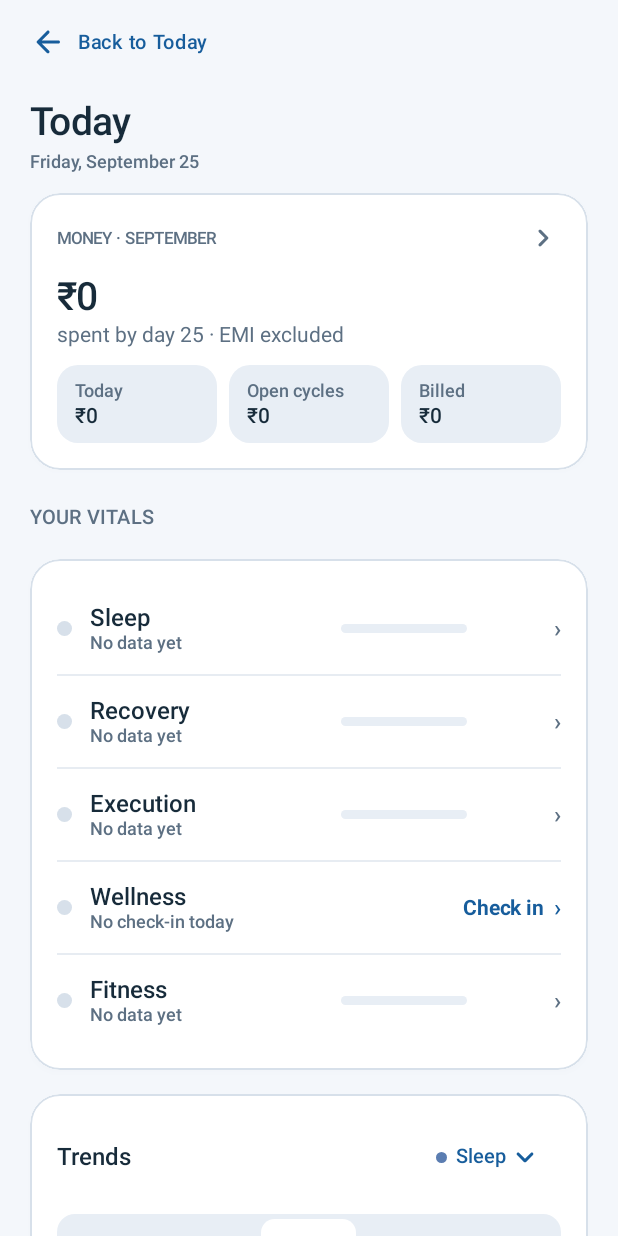
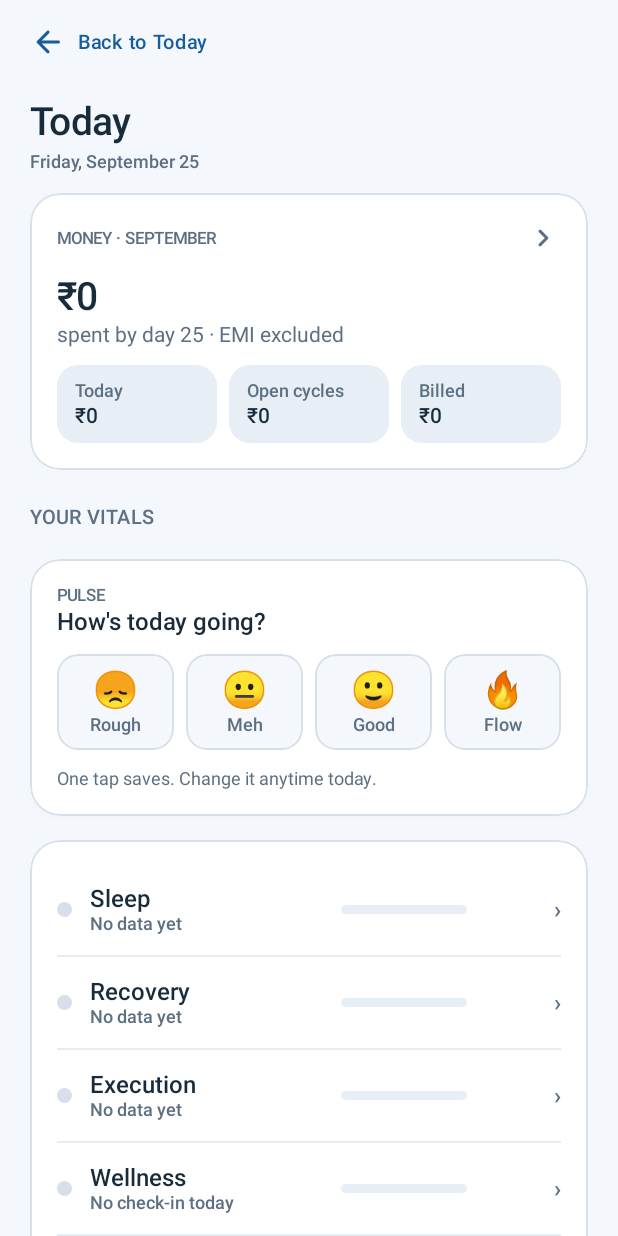
Before and after one commit to ajmalrasi/life_os, an Android app built with Jetpack Compose: the DashboardScreen screen opened through its navigation route, on a phone screen of 412 x 824 dp. Run offline under Robolectric (Android 15) with nearby library versions, the phone set to English and light mode, and no system bars; our stand-ins replace Dagger/Hilt's generated code; network calls fail.

Commit message:
Move the Pulse check-in onto Today and drop its page
The check-in is now a card at the top of Today's vitals: one tap saves or
changes today's pulse, and the optional note has its own Save and Cancel.
The Pulse page and drawer entry are removed, and the evening reminder opens
Today.

```diff
--- a/android/app/src/main/java/com/lifeos/app/data/repository/SettingsRepositoryImpl.kt
+++ b/android/app/src/main/java/com/lifeos/app/data/repository/SettingsRepositoryImpl.kt
@@ -43,7 +43,6 @@ class SettingsRepositoryImpl @Inject constructor(
     private val validStartupDestinations = setOf(
         "money",
         "dashboard",
-        "mood",
         "priority",
         "insights",
         "chat",
--- a/android/app/src/main/java/com/lifeos/app/presentation/LifeOsApp.kt
+++ b/android/app/src/main/java/com/lifeos/app/presentation/LifeOsApp.kt
@@ -22,7 +22,6 @@ import androidx.compose.material.icons.automirrored.rounded.ArrowBack
 import androidx.compose.material.icons.rounded.Menu
 import androidx.compose.material.icons.rounded.AccountBalanceWallet
 import androidx.compose.material.icons.rounded.AutoAwesome
-import androidx.compose.material.icons.rounded.Favorite
 import androidx.compose.material.icons.rounded.Insights
 import androidx.compose.material.icons.rounded.Mail
 import androidx.compose.material.icons.rounded.Tune
@@ -68,7 +67,6 @@ import com.lifeos.app.presentation.insights.InsightsScreen
 import com.lifeos.app.presentation.money.CurrentCycleDetailsScreen
 import com.lifeos.app.presentation.money.MoneyScreen
 import com.lifeos.app.presentation.money.StatementDetailsScreen
-import com.lifeos.app.presentation.mood.MoodScreen
 import com.lifeos.app.presentation.priority.PriorityDetailsScreen
 import com.lifeos.app.presentation.priority.PriorityScreen
 import com.lifeos.app.presentation.settings.MoneySettingsScreen
@@ -81,7 +79,6 @@ import kotlinx.coroutines.launch
 
 enum class Destination(val route: String, val label: String, val icon: ImageVector) {
     DASHBOARD("dashboard", "Today", Icons.Rounded.WbSunny),
-    MOOD("mood", "Pulse", Icons.Rounded.Favorite),
     MONEY("money", "Money", Icons.Rounded.AccountBalanceWallet),
     PRIORITY("priority", "Priority", Icons.Rounded.Mail),
     INSIGHTS("insights", "Insights", Icons.Rounded.Insights),
@@ -94,7 +91,6 @@ internal val navigationDestinations = listOf(
     Destination.DASHBOARD,
     Destination.MONEY,
     Destination.PRIORITY,
-    Destination.MOOD,
     Destination.INSIGHTS,
     Destination.CHAT,
     Destination.TRIPS,
@@ -219,14 +215,12 @@ fun LifeOsApp(
                 }
                 composable(Destination.DASHBOARD.route) {
                     DashboardScreen(
-                        onOpenPulse = { openFromPage(Destination.MOOD) },
                         onOpenMoney = { openFromPage(Destination.MONEY) },
                         onOpenCards = { openFromPage(Destination.MONEY) },
                         onOpenStatement = { id -> navController.navigate("statement/$id") },
                         onOpenTrip = { id -> navController.navigate("trip/$id") },
                     )
                 }
-                composable(Destination.MOOD.route) { MoodScreen() }
                 composable(Destination.PRIORITY.route) {
                     PriorityScreen(onOpenItem = { id -> navController.navigate("priority/$id") })
                 }
@@ -332,7 +326,6 @@ internal fun topLevelDestinationFor(route: String?): Destination? = when {
     route == Destination.TRIPS.route || route.startsWith("trip/") -> Destination.TRIPS
     route == Destination.PRIORITY.route || route.startsWith("priority/") -> Destination.PRIORITY
     route == Destination.DASHBOARD.route -> Destination.DASHBOARD
-    route == Destination.MOOD.route -> Destination.MOOD
     route == Destination.INSIGHTS.route -> Destination.INSIGHTS
     route == Destination.CHAT.route -> Destination.CHAT
     route == Destination.SETTINGS.route || route == SETTINGS_MONEY_ROUTE || route == SETTINGS_TRIPS_ROUTE -> Destination.SETTINGS
@@ -410,8 +403,7 @@ internal fun LifeOsNavigationDrawer(
 }
 
 private fun destinationSupportingText(destination: Destination): String = when (destination) {
-    Destination.DASHBOARD -> "Daily scores"
-    Destination.MOOD -> "Mood check-in"
+    Destination.DASHBOARD -> "Your day at a glance"
     Destination.INSIGHTS -> "Your mentor's take"
     Destination.CHAT -> "Grounded answers"
     Destination.SETTINGS -> "Sync and preferences"
--- a/android/app/src/main/java/com/lifeos/app/presentation/dashboard/DashboardScreen.kt
+++ b/android/app/src/main/java/com/lifeos/app/presentation/dashboard/DashboardScreen.kt
@@ -36,7 +36,6 @@ import java.time.format.DateTimeFormatter
 
 @Composable
 fun DashboardScreen(
-    onOpenPulse: () -> Unit = {},
     onOpenMoney: () -> Unit = {},
     onOpenCards: () -> Unit = {},
     onOpenStatement: (Int) -> Unit = {},
@@ -90,7 +89,20 @@ fun DashboardScreen(
 
             // Put the actionable daily readings ahead of the longer history.
             item { SectionHeader("Your vitals") }
-            item { VitalsCard(history = state.scoreHistory, onCheckIn = onOpenPulse) }
+            item {
+                PulseCheckInCard(
+                    selected = state.todayPulse,
+                    note = state.pulseNote,
+                    noteDirty = state.pulseNoteDirty,
+                    message = state.pulseSavedMessage,
+                    submitting = state.pulseSubmitting,
+                    onSelect = viewModel::submitPulse,
+                    onNoteChange = viewModel::setPulseNote,
+                    onSaveNote = viewModel::savePulseNote,
+                    onDiscardNote = viewModel::discardPulseNote,
+                )
+            }
+            item { VitalsCard(history = state.scoreHistory) }
             item { TrendChart(history = state.scoreHistory) }
 
             if (overview != null && overview.upcoming.isNotEmpty()) {
--- a/android/app/src/main/java/com/lifeos/app/presentation/dashboard/DashboardViewModel.kt
+++ b/android/app/src/main/java/com/lifeos/app/presentation/dashboard/DashboardViewModel.kt
@@ -41,6 +41,10 @@ data class DashboardUiState(
     val todayPulse: DayPulse? = null,
     val pulseSavedMessage: String? = null,
     val pulseSubmitting: Boolean = false,
+    /** Today's check-in note: the draft being typed, else what was saved. */
+    val pulseNote: String = "",
+    /** True when the note field differs from what is saved. */
+    val pulseNoteDirty: Boolean = false,
     val notifications: List<AppNotification> = emptyList(),
     val message: String? = null,
     val usingDemoData: Boolean = false,
@@ -113,8 +117,10 @@ class DashboardViewModel @Inject constructor(
         val useDemo = DemoMode.active && scores.isEmpty()
         val displayScores = if (useDemo) DemoData.scores else scores
         val displayNotifications = if (useDemo && t.notifications.isEmpty()) DemoData.notifications else t.notifications
-        val todayPulse = moods.firstOrNull { it.day == LocalDate.now() }?.let { DayPulse.fromCheckin(it) }
+        val todayCheckin = moods.firstOrNull { it.day == LocalDate.now() }
+        val todayPulse = todayCheckin?.let { DayPulse.fromCheckin(it) }
             ?: if (useDemo) DemoData.todayPulse else null
+        val savedNote = todayCheckin?.note.orEmpty()
         DashboardUiState(
             latestScore = displayScores.firstOrNull(),
             scoreHistory = displayScores,
@@ -122,6 +128,8 @@ class DashboardViewModel @Inject constructor(
             todayPulse = t.pulseSelected ?: todayPulse,
             pulseSavedMessage = t.pulseSavedMessage,
             pulseSubmitting = t.pulseSubmitting,
+            pulseNote = t.pulseNoteDraft ?: savedNote,
+            pulseNoteDirty = t.pulseNoteDraft != null && t.pulseNoteDraft.trim() != savedNote,
             notifications = displayNotifications,
             message = t.message,
             usingDemoData = useDemo,
@@ -178,17 +186,41 @@ class DashboardViewModel @Inject constructor(
         }
     }
 
+    /** One tap logs (or changes) today's check-in, keeping any note. */
     fun submitPulse(pulse: DayPulse) {
+        savePulse(pulse, note = currentNote(), message = "Logged ${pulse.label.lowercase()} for today")
+    }
+
+    fun setPulseNote(note: String) {
+        transient.value = transient.value.copy(pulseNoteDraft = note, pulseSavedMessage = null)
+    }
+
+    fun discardPulseNote() {
+        transient.value = transient.value.copy(pulseNoteDraft = null)
+    }
+
+    /** A note is saved with today's pulse; without a pulse there is nothing to attach it to. */
+    fun savePulseNote() {
+        val pulse = uiState.value.todayPulse ?: return
+        savePulse(pulse, note = currentNote(), message = "Note saved")
+    }
+
+    private fun currentNote(): String? =
+        (transient.value.pulseNoteDraft ?: uiState.value.pulseNote).trim().ifEmpty { null }
+
+    private fun savePulse(pulse: DayPulse, note: String?, message: String) {
         viewModelScope.launch {
             transient.value = transient.value.copy(pulseSelected = pulse, pulseSubmitting = true, pulseSavedMessage = null)
-            runCatching {
-                moodRepository.submit(pulse.toCheckin())
-                analyticsRepository.recompute(60)
-            }
+            // Saved locally first (offline-first); the backend push and the
+            // score recompute are best-effort and catch up on the next sync.
+            val saved = runCatching { moodRepository.submit(pulse.toCheckin(note)) }.isSuccess
             transient.value = transient.value.copy(
+                pulseSelected = if (saved) pulse else null,
                 pulseSubmitting = false,
-                pulseSavedMessage = "${pulse.emoji} Logged: ${pulse.label}",
+                pulseNoteDraft = if (saved) null else transient.value.pulseNoteDraft,
+                pulseSavedMessage = if (saved) message else "Couldn't save. Try again.",
             )
+            if (saved) runCatching { analyticsRepository.recompute(60) }
         }
     }
 
@@ -220,6 +252,8 @@ class DashboardViewModel @Inject constructor(
         val pulseSelected: DayPulse? = null,
         val pulseSavedMessage: String? = null,
         val pulseSubmitting: Boolean = false,
+        /** Non-null while the user is editing the note. */
+        val pulseNoteDraft: String? = null,
         val notifications: List<AppNotification> = emptyList(),
         val message: String? = null,
         val today: TodaySummary? = null,
--- /dev/null
+++ b/android/app/src/main/java/com/lifeos/app/presentation/dashboard/PulseCheckInCard.kt
@@ -0,0 +1,171 @@
+package com.lifeos.app.presentation.dashboard
+
+import androidx.compose.foundation.background
+import androidx.compose.foundation.border
+import androidx.compose.foundation.clickable
+import androidx.compose.foundation.layout.Arrangement
+import androidx.compose.foundation.layout.Column
+import androidx.compose.foundation.layout.Row
+import androidx.compose.foundation.layout.fillMaxWidth
+import androidx.compose.foundation.layout.heightIn
+import androidx.compose.foundation.layout.padding
+import androidx.compose.foundation.shape.RoundedCornerShape
+import androidx.compose.material3.OutlinedTextField
+import androidx.compose.material3.Text
+import androidx.compose.material3.TextButton
+import androidx.compose.material3.MaterialTheme
+import androidx.compose.runtime.Composable
+import androidx.compose.runtime.getValue
+import androidx.compose.runtime.mutableStateOf
+import androidx.compose.runtime.saveable.rememberSaveable
+import androidx.compose.runtime.setValue
+import androidx.compose.ui.Alignment
+import androidx.compose.ui.Modifier
+import androidx.compose.ui.draw.clip
+import androidx.compose.ui.graphics.Color
+import androidx.compose.ui.semantics.Role
+import androidx.compose.ui.semantics.contentDescription
+import androidx.compose.ui.semantics.semantics
+import androidx.compose.ui.semantics.selected
+import androidx.compose.ui.text.font.FontWeight
+import androidx.compose.ui.unit.dp
+import androidx.compose.ui.unit.sp
+import com.lifeos.app.domain.model.DayPulse
+import com.lifeos.app.presentation.components.LifeOsCard
+import com.lifeos.app.presentation.components.lifeOsFieldColors
+import com.lifeos.app.presentation.theme.LifeOsColors
+
+/**
+ * Today's Pulse check-in, inline on Today instead of its own page. One tap
+ * saves; tapping another option changes it. The note is optional and has its
+ * own Save, so it never depends on re-tapping a face.
+ */
+@Composable
+internal fun PulseCheckInCard(
+    selected: DayPulse?,
+    note: String,
+    noteDirty: Boolean,
+    message: String?,
+    submitting: Boolean,
+    onSelect: (DayPulse) -> Unit,
+    onNoteChange: (String) -> Unit,
+    onSaveNote: () -> Unit,
+    onDiscardNote: () -> Unit,
+) {
+    var editingNote by rememberSaveable { mutableStateOf(false) }
+    LifeOsCard {
+        Column(verticalArrangement = Arrangement.spacedBy(12.dp)) {
+            Column(verticalArrangement = Arrangement.spacedBy(2.dp)) {
+                Text("PULSE", style = MaterialTheme.typography.labelSmall, color = LifeOsColors.OnSurfaceMuted)
+                Text(
+                    if (selected == null) "How's today going?" else "Today feels ${selected.label.lowercase()}",
+                    style = MaterialTheme.typography.titleMedium,
+                    color = LifeOsColors.OnBackground,
+                )
+            }
+            Row(horizontalArrangement = Arrangement.spacedBy(8.dp)) {
+                DayPulse.entries.forEach { pulse ->
+                    PulseOption(
+                        pulse = pulse,
+                        selected = pulse == selected,
+                        enabled = !submitting,
+                        onClick = { onSelect(pulse) },
+                        modifier = Modifier.weight(1f),
+                    )
+                }
+            }
+            when {
+                selected == null -> Text(
+                    "One tap saves. Change it anytime today.",
+                    style = MaterialTheme.typography.bodySmall,
+                    color = LifeOsColors.OnSurfaceMuted,
+                )
+                editingNote || noteDirty -> {
+                    OutlinedTextField(
+                        value = note,
+                        onValueChange = onNoteChange,
+                        placeholder = { Text("What stood out today?") },
+                        modifier = Modifier.fillMaxWidth(),
+                        minLines = 2,
+                        maxLines = 5,
+                        shape = RoundedCornerShape(14.dp),
+                        colors = lifeOsFieldColors(),
+                    )
+                    Row(Modifier.fillMaxWidth(), horizontalArrangement = Arrangement.End) {
+                        TextButton(onClick = { editingNote = false; onDiscardNote() }) {
+                            Text("Cancel", color = LifeOsColors.OnSurfaceMuted)
+                        }
+                        TextButton(
+                            onClick = { editingNote = false; onSaveNote() },
+                            enabled = noteDirty && !submitting,
+                        ) {
+                            Text("Save note", fontWeight = FontWeight.SemiBold)
+                        }
+                    }
+                }
+                note.isNotBlank() -> Row(verticalAlignment = Alignment.Top) {
+                    Text(
+                        note,
+                        style = MaterialTheme.typography.bodyMedium,
+                        color = LifeOsColors.OnBackground,
+                        modifier = Modifier.weight(1f).padding(top = 12.dp),
+                    )
+                    TextButton(onClick = { editingNote = true }) { Text("Edit") }
+                }
+                else -> TextButton(
+                    onClick = { editingNote = true },
+                    modifier = Modifier.heightIn(min = 44.dp),
+                ) { Text("+ Add a note") }
+            }
+            message?.let {
+                Text(
+                    it,
+                    style = MaterialTheme.typography.labelMedium,
+                    color = if (it.startsWith("Couldn't")) LifeOsColors.Warning else LifeOsColors.Positive,
+                )
+            }
+        }
+    }
+}
+
+@Composable
+private fun PulseOption(
+    pulse: DayPulse,
+    selected: Boolean,
+    enabled: Boolean,
+    onClick: () -> Unit,
+    modifier: Modifier = Modifier,
+) {
+    val accent = pulse.accent()
+    val shape = RoundedCornerShape(14.dp)
+    Column(
+        modifier = modifier
+            .clip(shape)
+            .background(if (selected) accent.copy(alpha = 0.14f) else LifeOsColors.Background)
+            .border(if (selected) 2.dp else 1.dp, if (selected) accent else LifeOsColors.SurfaceBorder, shape)
+            .clickable(enabled = enabled, role = Role.RadioButton, onClick = onClick)
+            .semantics {
+                this.selected = selected
+                contentDescription = pulse.label
+            }
+            .heightIn(min = 64.dp)
+            .padding(vertical = 8.dp),
+        horizontalAlignment = Alignment.CenterHorizontally,
+        verticalArrangement = Arrangement.spacedBy(2.dp, Alignment.CenterVertically),
+    ) {
+        Text(pulse.emoji, fontSize = 24.sp)
+        Text(
+            pulse.label,
+            style = MaterialTheme.typography.labelMedium,
+            color = if (selected) accent else LifeOsColors.OnSurfaceMuted,
+            fontWeight = if (selected) FontWeight.SemiBold else FontWeight.Medium,
+        )
+    }
+}
+
+private fun DayPulse.accent(): Color = when (this) {
+    DayPulse.ROUGH -> LifeOsColors.ScoreLow
+    DayPulse.MEH -> LifeOsColors.OnSurfaceMuted
+    DayPulse.GOOD -> LifeOsColors.Secondary
+    DayPulse.FLOW -> LifeOsColors.Primary
+}
--- a/android/app/src/main/java/com/lifeos/app/presentation/settings/SettingsScreen.kt
+++ b/android/app/src/main/java/com/lifeos/app/presentation/settings/SettingsScreen.kt
@@ -140,7 +140,7 @@ fun SettingsScreen(
                 ) {
                     Text("Sync LifeOS", style = MaterialTheme.typography.titleMedium)
                     Text(
-                        "Checks Priority mail, bank alerts, and card statements, then refreshes Pulse, Apple Health scores, execution, and insights.",
+                        "Checks Priority mail, bank alerts, and card statements, then refreshes check-ins, Apple Health scores, execution, and insights.",
                         style = MaterialTheme.typography.bodySmall,
                         color = LifeOsColors.OnSurfaceMuted,
                     )
--- a/android/app/src/main/java/com/lifeos/app/work/PulseReminderWorker.kt
+++ b/android/app/src/main/java/com/lifeos/app/work/PulseReminderWorker.kt
@@ -17,7 +17,7 @@ import java.time.LocalDate
  *
  * Fires daily (scheduled for the user's configured hour, default 9 PM). If no
  * Pulse check-in exists for today and reminders are enabled, posts a local
- * notification that deep-links into the Pulse tab. Lightweight by design, it
+ * notification that deep-links into Today's Pulse check-in. Lightweight by design, it
  * never nags if you've already logged.
  */
 @HiltWorker
@@ -39,8 +39,8 @@ class PulseReminderWorker @AssistedInject constructor(
                 channelId = AppNotifications.CHANNEL_PULSE,
                 notificationId = NOTIFICATION_ID,
                 title = "How was today?",
-                body = "Take a few seconds to log your Pulse: mood, energy, focus, and stress.",
-                openTab = "mood",
+                body = "One tap on Today logs how it went.",
+                openTab = "dashboard",
             )
         }
         return Result.success()
```
Also changed, not shown: android/app/src/main/java/com/lifeos/app/presentation/components/Components.kt (+10 -80 lines), android/app/src/main/java/com/lifeos/app/presentation/mood/MoodScreen.kt (deleted, +0 -77 lines), android/app/src/main/java/com/lifeos/app/presentation/mood/MoodViewModel.kt (deleted, +0 -87 lines), 2 other files.
